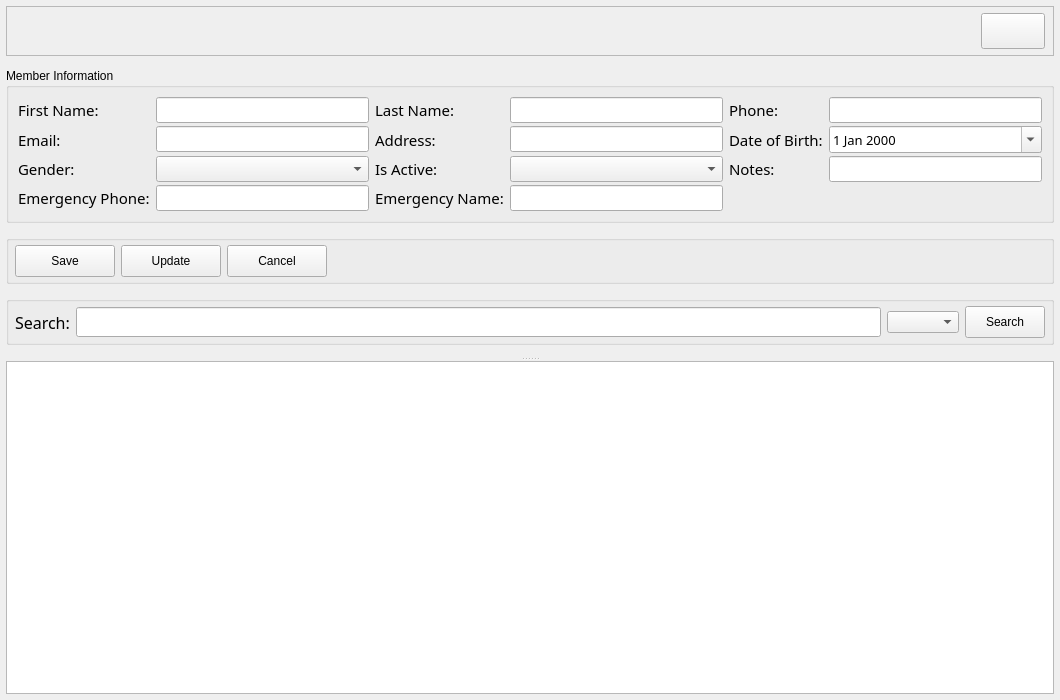
This is src/views/ui/member_view.ui in joeescarcega8879/PyQt6-Gym-Management-System as Qt 5 draws it before an edit. The edited form follows.
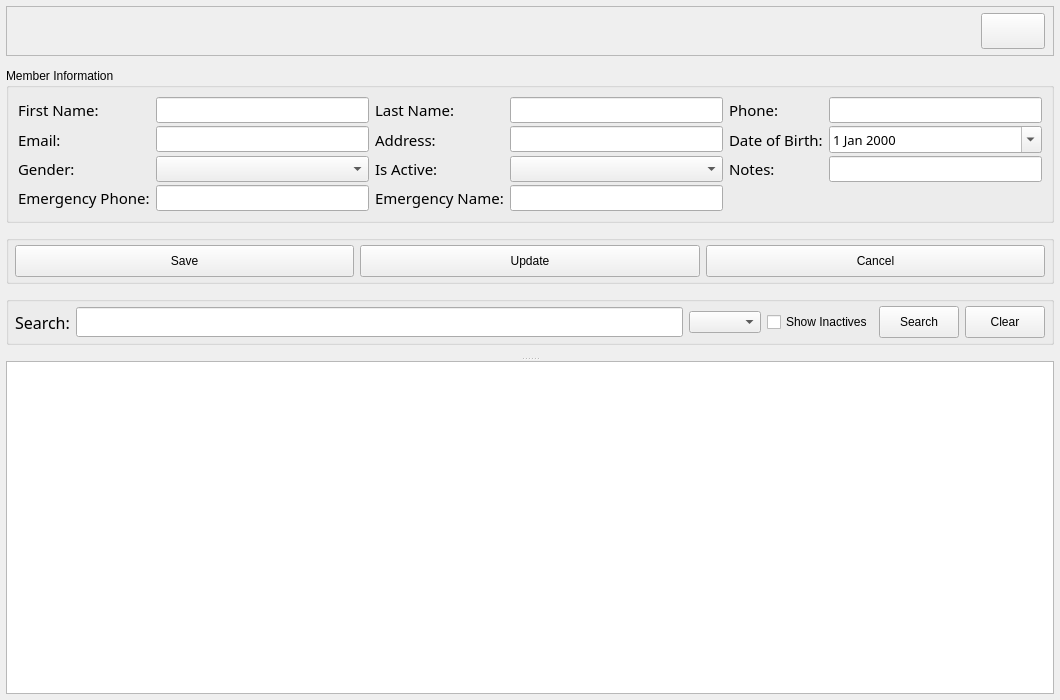
This is the edited form. Icons and pictures are not drawn.

Diff of the .ui file:
```diff
--- a/src/views/ui/member_view.ui
+++ b/src/views/ui/member_view.ui
@@ -408,16 +408,6 @@
             <property name="text"><string>Cancel</string></property>
            </widget>
           </item>
-          <item>
-           <spacer name="horizontalSpacer_buttons">
-            <property name="orientation">
-             <enum>Qt::Horizontal</enum>
-            </property>
-            <property name="sizeHint" stdset="0">
-             <size><width>40</width><height>20</height></size>
-            </property>
-           </spacer>
-          </item>
          </layout>
         </widget>
        </item>
@@ -467,6 +457,13 @@
             </property>
            </widget>
           </item>
+          <item>
+           <widget class="QCheckBox" name="check_show_inactives">
+            <property name="text">
+             <string>Show Inactives</string>
+            </property>
+           </widget>
+          </item>
           <item>
            <widget class="QPushButton" name="btn_search">
             <property name="sizePolicy">
@@ -478,7 +475,28 @@
             <property name="minimumSize">
              <size><width>80</width><height>32</height></size>
             </property>
-            <property name="text"><string>Search</string></property>
+            <property name="text">
+             <string>Search</string>
+            </property>
+           </widget>
+          </item>
+          <item>
+           <widget class="QPushButton" name="btn_clear">
+            <property name="sizePolicy">
+             <sizepolicy hsizetype="Fixed" vsizetype="Fixed">
+              <horstretch>0</horstretch>
+              <verstretch>0</verstretch>
+             </sizepolicy>
+            </property>
+            <property name="minimumSize">
+             <size>
+              <width>80</width>
+              <height>32</height>
+             </size>
+            </property>
+            <property name="text">
+             <string>Clear</string>
+            </property>
            </widget>
           </item>
          </layout>
```
Left out of the diff: 300 changed lines with no effect on the pictures.
